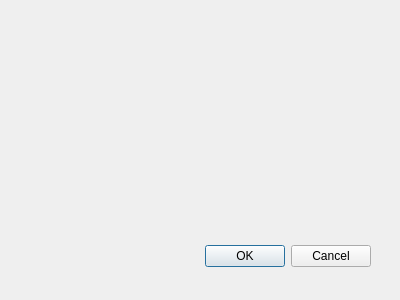
First picture: the form in app/corpus/CorpusRepositoryPropertiesDialog.ui, repository praaline/Praaline, before the edit.
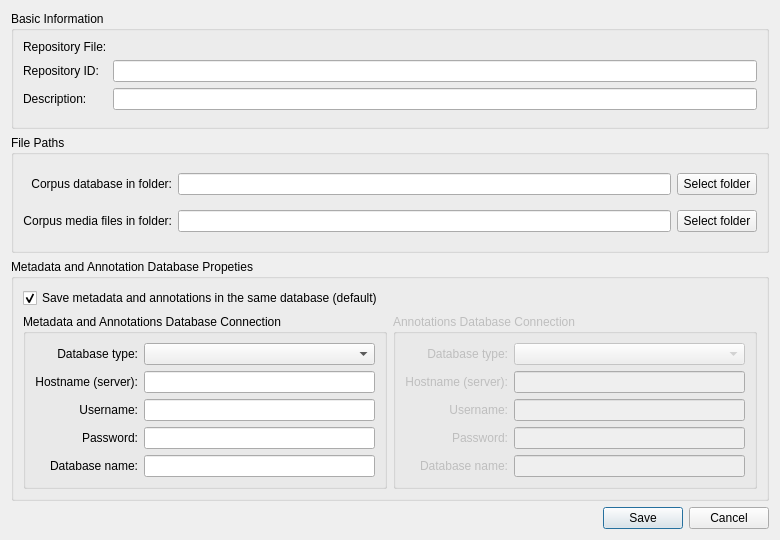
Second picture: the form after the edit.

```diff
--- a/app/corpus/CorpusRepositoryPropertiesDialog.ui
+++ b/app/corpus/CorpusRepositoryPropertiesDialog.ui
@@ -8,29 +8,311 @@
    <rect>
     <x>0</x>
     <y>0</y>
-    <width>400</width>
-    <height>300</height>
+    <width>780</width>
+    <height>540</height>
    </rect>
   </property>
   <property name="windowTitle">
    <string>Dialog</string>
   </property>
-  <widget name="buttonBox" class="QDialogButtonBox">
-   <property name="geometry">
-    <rect>
-     <x>30</x>
-     <y>240</y>
-     <width>341</width>
-     <height>32</height>
-    </rect>
-   </property>
-   <property name="orientation">
-    <enum>Qt::Horizontal</enum>
-   </property>
-   <property name="standardButtons">
-    <set>QDialogButtonBox::Cancel|QDialogButtonBox::Ok</set>
-   </property>
-  </widget>
+  <layout class="QGridLayout" name="gridLayout">
+   <item row="1" column="0">
+    <widget class="QGroupBox" name="groupBoxFolders">
+     <property name="title">
+      <string>File Paths</string>
+     </property>
+     <layout class="QGridLayout" name="gridLayout_2">
+      <item row="2" column="1">
+       <widget class="QLineEdit" name="editBasePathMedia">
+        <property name="sizePolicy">
+         <sizepolicy hsizetype="Expanding" vsizetype="Fixed">
+          <horstretch>0</horstretch>
+          <verstretch>0</verstretch>
+         </sizepolicy>
+        </property>
+       </widget>
+      </item>
+      <item row="2" column="0">
+       <widget class="QLabel" name="labelBasePathMedia">
+        <property name="text">
+         <string>Corpus media files in folder:</string>
+        </property>
+        <property name="alignment">
+         <set>Qt::AlignRight|Qt::AlignTrailing|Qt::AlignVCenter</set>
+        </property>
+       </widget>
+      </item>
+      <item row="0" column="0">
+       <widget class="QLabel" name="labelBasePath">
+        <property name="text">
+         <string>Corpus database in folder:</string>
+        </property>
+        <property name="alignment">
+         <set>Qt::AlignRight|Qt::AlignTrailing|Qt::AlignVCenter</set>
+        </property>
+       </widget>
+      </item>
+      <item row="0" column="1">
+       <widget class="QLineEdit" name="editBasePath">
+        <property name="sizePolicy">
+         <sizepolicy hsizetype="Expanding" vsizetype="Fixed">
+          <horstretch>0</horstretch>
+          <verstretch>0</verstretch>
+         </sizepolicy>
+        </property>
+       </widget>
+      </item>
+      <item row="0" column="2">
+       <widget class="QPushButton" name="commandSelectBasePath">
+        <property name="text">
+         <string>Select folder</string>
+        </property>
+       </widget>
+      </item>
+      <item row="2" column="2">
+       <widget class="QPushButton" name="commandSelectBasePathMedia">
+        <property name="text">
+         <string>Select folder</string>
+        </property>
+       </widget>
+      </item>
+     </layout>
+    </widget>
+   </item>
+   <item row="0" column="0">
+    <widget class="QGroupBox" name="groupBoxBasic">
+     <property name="title">
+      <string>Basic Information</string>
+     </property>
+     <layout class="QFormLayout" name="formLayout">
+      <property name="fieldGrowthPolicy">
+       <enum>QFormLayout::AllNonFixedFieldsGrow</enum>
+      </property>
+      <item row="1" column="0">
+       <widget class="QLabel" name="labelCorpusRepositoryID">
+        <property name="text">
+         <string>Repository ID:</string>
+        </property>
+       </widget>
+      </item>
+      <item row="1" column="1">
+       <widget class="QLineEdit" name="editCorpusRepositoryID"/>
+      </item>
+      <item row="2" column="0">
+       <widget class="QLabel" name="labelCorpusDescription">
+        <property name="text">
+         <string>Description:</string>
+        </property>
+       </widget>
+      </item>
+      <item row="2" column="1">
+       <widget class="QLineEdit" name="editCorpusRepositoryDescription"/>
+      </item>
+      <item row="0" column="0">
+       <widget class="QLabel" name="labelRepositoryDefinition">
+        <property name="text">
+         <string>Repository File:</string>
+        </property>
+       </widget>
+      </item>
+      <item row="0" column="1">
+       <widget class="QLabel" name="labelRepositoryDefinitionFilename">
+        <property name="text">
+         <string/>
+        </property>
+       </widget>
+      </item>
+     </layout>
+    </widget>
+   </item>
+   <item row="2" column="0">
+    <widget class="QGroupBox" name="groupBoxRemote">
+     <property name="title">
+      <string>Metadata and Annotation Database Propeties</string>
+     </property>
+     <layout class="QGridLayout" name="gridLayout_8">
+      <item row="1" column="0">
+       <layout class="QGridLayout" name="gridLayoutConnectionData">
+        <item row="0" column="0">
+         <widget class="QGroupBox" name="groupBoxMetadataDb">
+          <property name="title">
+           <string>Metadata and Annotations Database Connection</string>
+          </property>
+          <layout class="QGridLayout" name="gridLayout_9">
+           <item row="0" column="0">
+            <widget class="QLabel" name="labelDatabaseTypeMetadata">
+             <property name="text">
+              <string>Database type:</string>
+             </property>
+             <property name="alignment">
+              <set>Qt::AlignRight|Qt::AlignTrailing|Qt::AlignVCenter</set>
+             </property>
+            </widget>
+           </item>
+           <item row="0" column="1">
+            <widget class="QComboBox" name="comboBoxDatabaseTypeMetadata"/>
+           </item>
+           <item row="1" column="0">
+            <widget class="QLabel" name="labelHostnameMetadata">
+             <property name="text">
+              <string>Hostname (server):</string>
+             </property>
+             <property name="alignment">
+              <set>Qt::AlignRight|Qt::AlignTrailing|Qt::AlignVCenter</set>
+             </property>
+            </widget>
+           </item>
+           <item row="1" column="1">
+            <widget class="QLineEdit" name="editHostnameMetadata"/>
+           </item>
+           <item row="2" column="0">
+            <widget class="QLabel" name="labelUsernameMetadata">
+             <property name="text">
+              <string>Username:</string>
+             </property>
+             <property name="alignment">
+              <set>Qt::AlignRight|Qt::AlignTrailing|Qt::AlignVCenter</set>
+             </property>
+            </widget>
+           </item>
+           <item row="2" column="1">
+            <widget class="QLineEdit" name="editUsernameMetadata"/>
+           </item>
+           <item row="3" column="0">
+            <widget class="QLabel" name="labelPasswordMetadata">
+             <property name="text">
+              <string>Password:</string>
+             </property>
+             <property name="alignment">
+              <set>Qt::AlignRight|Qt::AlignTrailing|Qt::AlignVCenter</set>
+             </property>
+            </widget>
+           </item>
+           <item row="3" column="1">
+            <widget class="QLineEdit" name="editPasswordMetadata"/>
+           </item>
+           <item row="4" column="0">
+            <widget class="QLabel" name="labelDatabaseNameMetadata">
+             <property name="text">
+              <string>Database name:</string>
+             </property>
+             <property name="alignment">
+              <set>Qt::AlignRight|Qt::AlignTrailing|Qt::AlignVCenter</set>
+             </property>
+            </widget>
+           </item>
+           <item row="4" column="1">
+            <widget class="QLineEdit" name="editDatabaseNameMetadata"/>
+           </item>
+          </layout>
+         </widget>
+        </item>
+        <item row="0" column="1">
+         <widget class="QGroupBox" name="groupBoxAnnotationsDb">
+          <property name="enabled">
+           <bool>false</bool>
+          </property>
+          <property name="title">
+           <string>Annotations Database Connection</string>
+          </property>
+          <property name="checkable">
+           <bool>false</bool>
+          </property>
+          <layout class="QGridLayout" name="gridLayout_11">
+           <item row="0" column="0">
+            <widget class="QLabel" name="labelDatabaseTypeAnnotations">
+             <property name="text">
+              <string>Database type:</string>
+             </property>
+             <property name="alignment">
+              <set>Qt::AlignRight|Qt::AlignTrailing|Qt::AlignVCenter</set>
+             </property>
+            </widget>
+           </item>
+           <item row="0" column="1">
+            <widget class="QComboBox" name="comboBoxDatabaseTypeAnnotations"/>
+           </item>
+           <item row="1" column="0">
+            <widget class="QLabel" name="labelHostnameAnnotations">
+             <property name="text">
+              <string>Hostname (server):</string>
+             </property>
+             <property name="alignment">
+              <set>Qt::AlignRight|Qt::AlignTrailing|Qt::AlignVCenter</set>
+             </property>
+            </widget>
+           </item>
+           <item row="1" column="1">
+            <widget class="QLineEdit" name="editHostnameAnnotations"/>
+           </item>
+           <item row="2" column="0">
+            <widget class="QLabel" name="labelUsernameAnnotations">
+             <property name="text">
+              <string>Username:</string>
+             </property>
+             <property name="alignment">
+              <set>Qt::AlignRight|Qt::AlignTrailing|Qt::AlignVCenter</set>
+             </property>
+            </widget>
+           </item>
+           <item row="2" column="1">
+            <widget class="QLineEdit" name="editUsernameAnnotations"/>
+           </item>
+           <item row="3" column="0">
+            <widget class="QLabel" name="labelPasswordAnnotations">
+             <property name="text">
+              <string>Password:</string>
+             </property>
+             <property name="alignment">
+              <set>Qt::AlignRight|Qt::AlignTrailing|Qt::AlignVCenter</set>
+             </property>
+            </widget>
+           </item>
+           <item row="3" column="1">
+            <widget class="QLineEdit" name="editPasswordAnnotations"/>
+           </item>
+           <item row="4" column="0">
+            <widget class="QLabel" name="labelDatabaseNameAnnotations">
+             <property name="text">
+              <string>Database name:</string>
+             </property>
+             <property name="alignment">
+              <set>Qt::AlignRight|Qt::AlignTrailing|Qt::AlignVCenter</set>
+             </property>
+            </widget>
+           </item>
+           <item row="4" column="1">
+            <widget class="QLineEdit" name="editDatabaseNameAnnotations"/>
+           </item>
+          </layout>
+         </widget>
+        </item>
+       </layout>
+      </item>
+      <item row="0" column="0">
+       <widget class="QCheckBox" name="optionSameDatastore">
+        <property name="text">
+         <string>Save metadata and annotations in the same database (default)</string>
+        </property>
+        <property name="checked">
+         <bool>true</bool>
+        </property>
+       </widget>
+      </item>
+     </layout>
+    </widget>
+   </item>
+   <item row="3" column="0">
+    <widget class="QDialogButtonBox" name="buttonBox">
+     <property name="orientation">
+      <enum>Qt::Horizontal</enum>
+     </property>
+     <property name="standardButtons">
+      <set>QDialogButtonBox::Cancel|QDialogButtonBox::Save</set>
+     </property>
+    </widget>
+   </item>
+  </layout>
  </widget>
  <pixmapfunction/>
  <resources/>
```
Left out of the diff: 31 changed lines with no effect on the pictures.
